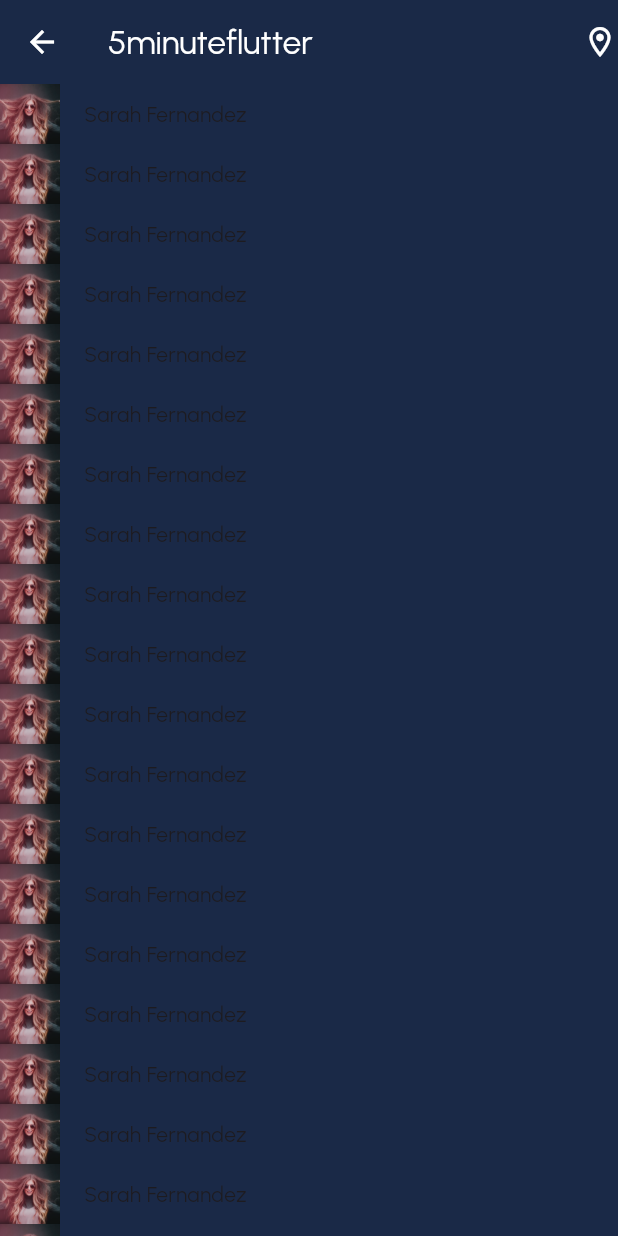
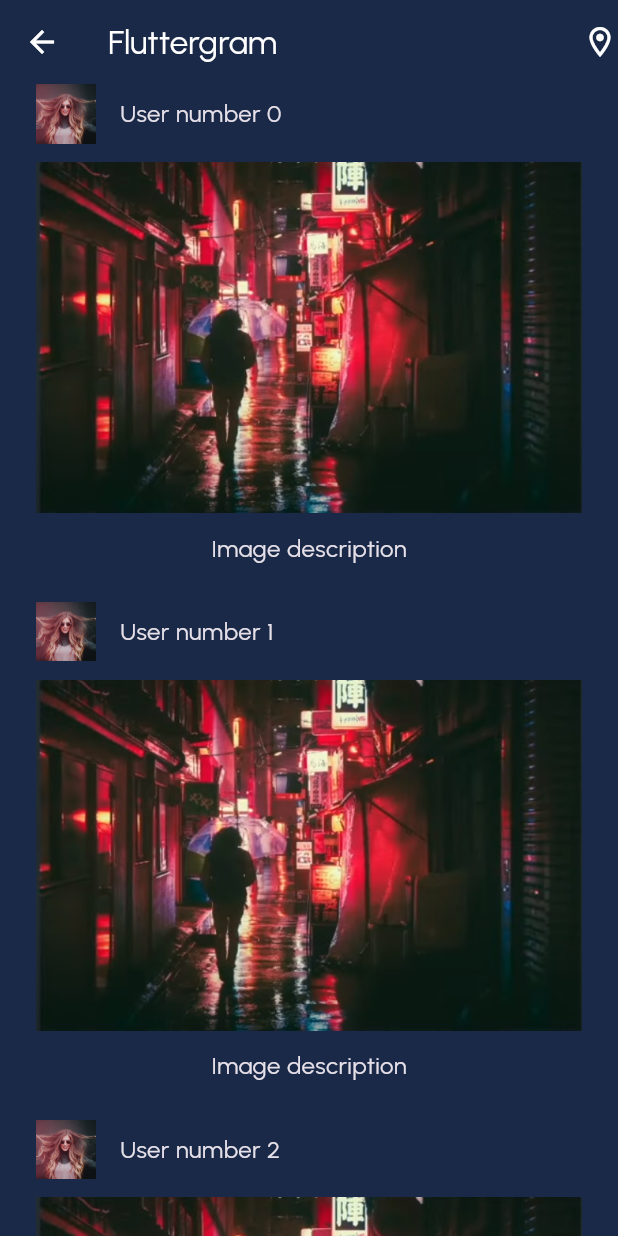
Before and after one commit to dannycastilloo/fluttergram, a Flutter app: the HomePage screen opened by its route, on a phone screen of 412 x 824 dp. Run offline on Flutter 3.47's test engine with Material 3 defaults, Android fonts, the phone set to English and light mode, and no system bars; our stand-ins replace flutter_svg.

Commit message:
add post item

```diff
--- /dev/null
+++ b/lib/components/post_item.dart
@@ -0,0 +1,46 @@
+import 'package:flutter/material.dart';
+import 'package:flutter_full_course/styles/app_text.dart';
+
+class PostItem extends StatelessWidget {
+  final String user;
+
+  const PostItem({super.key, required this.user});
+
+  @override
+  Widget build(BuildContext context) {
+    return Padding(
+      padding: const EdgeInsets.symmetric(horizontal: 24),
+      child: Column(
+        children: [
+          Row(
+            children: [
+              Image.asset(
+                'assets/temp/user1.png',
+                width: 40,
+                height: 40,
+              ),
+              SizedBox(
+                width: 16,
+              ),
+              Text(
+                user,
+                style: AppText.subtitle3,
+              ),
+            ],
+          ),
+          SizedBox(
+            height: 12,
+          ),
+          Image.asset('assets/temp/post1.png'),
+          SizedBox(
+            height: 12,
+          ),
+          Text(
+            'Image description',
+            style: AppText.subtitle3,
+          )
+        ],
+      ),
+    );
+  }
+}
--- a/lib/main.dart
+++ b/lib/main.dart
@@ -16,6 +16,7 @@ class MyApp extends StatelessWidget {
         theme: ThemeData(
           fontFamily: 'Urbanist',
           scaffoldBackgroundColor: AppColors.background,
+          brightness: Brightness.dark,
         ),
         initialRoute: '/',
         routes: {
--- a/lib/pages/home_page.dart
+++ b/lib/pages/home_page.dart
@@ -1,48 +1,45 @@
 import 'package:flutter/material.dart';
 import 'package:flutter/widgets.dart';
+import 'package:flutter_full_course/components/post_item.dart';
 import 'package:flutter_full_course/styles/app_colors.dart';
+import 'package:flutter_full_course/styles/app_text.dart';
 
 class HomePage extends StatelessWidget {
-  const HomePage({super.key});
+  HomePage({super.key});
+
+  List<String> users = [];
 
   @override
   Widget build(BuildContext context) {
+    mockUsersFromServer();
     return Scaffold(
       appBar: AppBar(
         backgroundColor: AppColors.background,
         elevation: 0,
         foregroundColor: AppColors.white,
-        title: Text('5minuteflutter'),
+        title: Text('Fluttergram'),
         centerTitle: false,
         actions: [
           Icon(Icons.location_on_outlined),
         ],
       ),
-      body: ListView(children: mockUsersFromServer()),
+      body: ListView.separated(
+        itemBuilder: (context, index) {
+          return PostItem(
+            user: users[index],
+          );
+        },
+        itemCount: users.length,
+        separatorBuilder: (BuildContext context, int index) {
+          return SizedBox(height: 24);
+        },
+      ),
     );
   }
 
-  Widget _userItem() {
-    return Row(
-      children: [
-        Image.asset(
-          'assets/temp/user1.png',
-          width: 40,
-          height: 40,
-        ),
-        SizedBox(
-          width: 16,
-        ),
-        Text('Sarah Fernandez'),
-      ],
-    );
-  }
-
-  List<Widget> mockUsersFromServer() {
-    List<Widget> users = [];
-    for (var i = 0; i < 1000; i++) {
-      users.add(_userItem());
+  mockUsersFromServer() {
+    for (var i = 0; i < 100; i++) {
+      users.add('User number $i');
     }
-    return users;
   }
 }
--- /dev/null
+++ b/lib/styles/app_text.dart
@@ -0,0 +1,38 @@
+import 'package:flutter/material.dart';
+
+class AppText {
+  static const header1 = TextStyle(
+    fontSize: 24,
+    fontWeight: FontWeight.w900,
+  );
+
+  static const header2 = TextStyle(
+    fontSize: 24,
+    fontWeight: FontWeight.w600,
+  );
+
+  static const subtitle1 = TextStyle(
+    fontSize: 16,
+    fontWeight: FontWeight.w600,
+  );
+
+  static const subtitle2 = TextStyle(
+    fontSize: 16,
+    fontWeight: FontWeight.w500,
+  );
+
+  static const subtitle3 = TextStyle(
+    fontSize: 16,
+    fontWeight: FontWeight.w400,
+  );
+
+  static const body1 = TextStyle(
+    fontSize: 14,
+    fontWeight: FontWeight.w500,
+  );
+
+  static const body2 = TextStyle(
+    fontSize: 14,
+    fontWeight: FontWeight.w400,
+  );
+}
--- a/pubspec.yaml
+++ b/pubspec.yaml
@@ -10,6 +10,7 @@ environment:
 dependencies:
   flutter:
     sdk: flutter
+  flutter_svg: ^2.0.10+1
 
   cupertino_icons: ^1.0.6
 
@@ -26,6 +27,7 @@ flutter:
   assets:
     - assets/images/
     - assets/temp/
+    - assets/svg/
 
   fonts:
     - family: Urbanist
```
Also changed, not shown: lib/pages/main_page.dart (+40 -9 lines), lib/pages/profile_page.dart (added, +10 -0 lines), assets/svg/favorite.svg (added), assets/svg/home.svg (added), assets/svg/message.svg (added), assets/svg/user.svg (added), assets/temp/post1.png (added), pubspec.lock.
